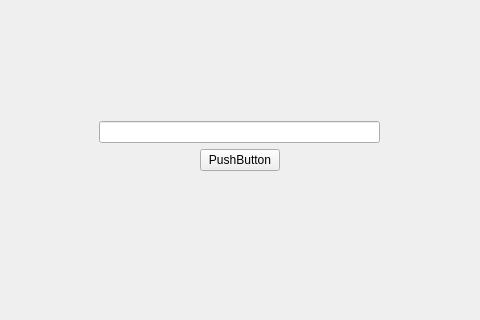
This is mainwindow.ui in Aluhug/221-329_Chegodaev_crypto-exam as Qt 5 draws it before an edit; both pictures show x 200 to 680 and y 168 to 488 of the 879 by 650 pixel window. The edited form follows.
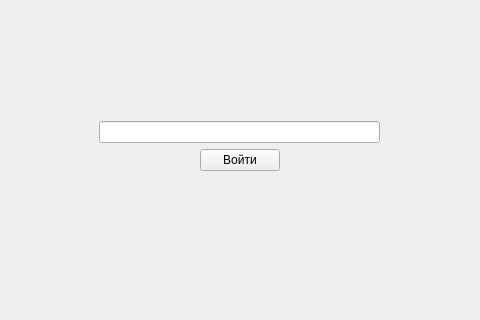
This is the edited form.

Diff of the .ui file:
```diff
--- a/mainwindow.ui
+++ b/mainwindow.ui
@@ -119,7 +119,7 @@
             <item>
              <widget class="QPushButton" name="pushButton">
               <property name="text">
-               <string>PushButton</string>
+               <string>Войти</string>
               </property>
              </widget>
             </item>
```
Left out of the diff: 6 changed lines with no effect on the pictures.
